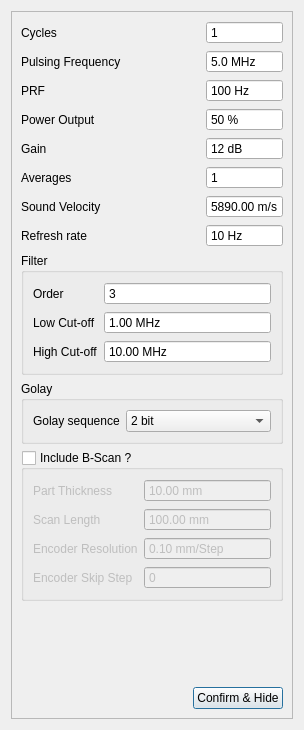
This is tsettings.ui in SDJoeKing/Tubers_GUI as Qt 5 draws it before an edit. The edited form follows.
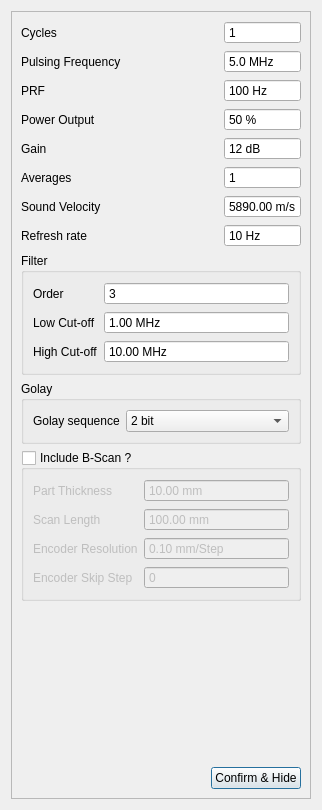
This is the edited form.

Commit message: overly long setting dock

Diff of the .ui file:
```diff
--- a/tsettings.ui
+++ b/tsettings.ui
@@ -6,8 +6,8 @@
    <rect>
     <x>0</x>
     <y>0</y>
-    <width>304</width>
-    <height>730</height>
+    <width>322</width>
+    <height>810</height>
    </rect>
   </property>
   <property name="sizePolicy">
```
The commit also changes 2 other files.
